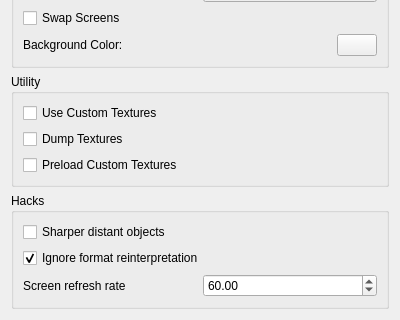
This is src/citra_qt/configuration/configure_enhancements.ui in tbsp/citra-valentin as Qt 5 draws it before an edit; both pictures show x 0 to 400 and y 307 to 627 of the 400 by 627 pixel window. The edited form follows.
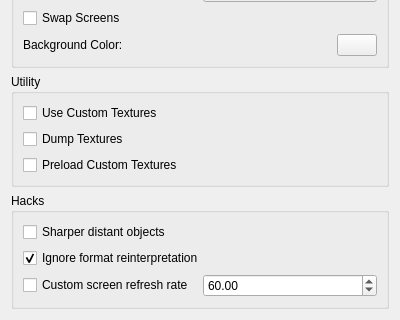
This is the edited form.

Commit message: add setting to enable custom screen refresh rate

```diff
--- a/src/citra_qt/configuration/configure_enhancements.ui
+++ b/src/citra_qt/configuration/configure_enhancements.ui
@@ -341,9 +341,9 @@
       <item>
        <layout class="QHBoxLayout" name="horizontalLayout_2">
         <item>
-         <widget class="QLabel" name="label_5">
+         <widget class="QCheckBox" name="custom_screen_refresh_rate">
           <property name="text">
-           <string>Screen refresh rate</string>
+           <string>Custom screen refresh rate</string>
           </property>
          </widget>
         </item>
```
Left out of the diff: 6 changed lines with no effect on the pictures. The commit also changes 11 other files.
